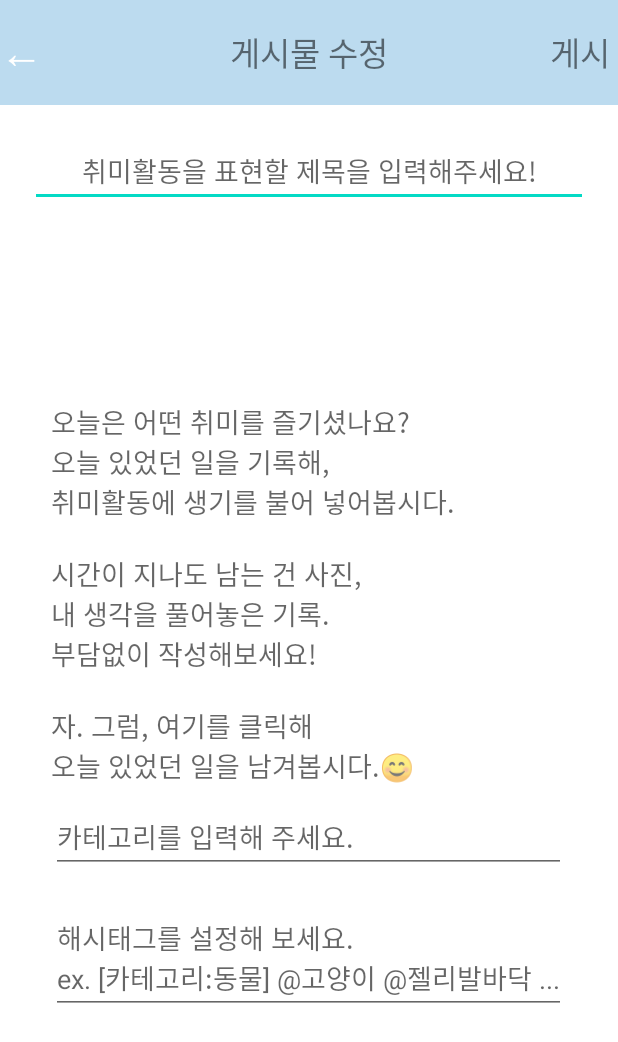
After one commit to WIS-APP-Studio/HOBBING, an Android app: the layout activity_update_post.xml on its own in the app's theme, with its tools: preview values and no code run, on a phone screen of 412 x 824 dp. The commit adds this screen. Shown: the top 1042 px of the screen. Run offline under Robolectric (Android 15) with nearby library versions, the phone set to English and light mode, and no system bars; network calls fail.

```diff
--- a/app/src/main/java/com/wisappstudio/hobbing/adapter/MyPagePostAdapter.java
+++ b/app/src/main/java/com/wisappstudio/hobbing/adapter/MyPagePostAdapter.java
@@ -1,6 +1,7 @@
 package com.wisappstudio.hobbing.adapter;
 
 import android.content.Context;
+import android.content.DialogInterface;
 import android.graphics.drawable.ShapeDrawable;
 import android.graphics.drawable.shapes.OvalShape;
 import android.util.Log;
@@ -10,7 +11,16 @@ import android.view.ViewGroup;
 import android.widget.BaseAdapter;
 import android.widget.ImageView;
 import android.widget.TextView;
+import android.widget.Toast;
 
+import androidx.appcompat.app.AlertDialog;
+
+import com.android.volley.Request;
+import com.android.volley.RequestQueue;
+import com.android.volley.Response;
+import com.android.volley.VolleyError;
+import com.android.volley.toolbox.StringRequest;
+import com.android.volley.toolbox.Volley;
 import com.bumptech.glide.Glide;
 import com.bumptech.glide.load.engine.DiskCacheStrategy;
 import com.bumptech.glide.request.RequestOptions;
@@ -18,8 +28,12 @@ import com.bumptech.glide.signature.ObjectKey;
 import com.example.hobbing.R;
 import com.wisappstudio.hobbing.data.MyPagePostData;
 
+
 import java.util.ArrayList;
+import java.util.HashMap;
+import java.util.Map;
 
+import static com.wisappstudio.hobbing.data.ServerData.POST_DELETE_URL;
 import static com.wisappstudio.hobbing.data.ServerData.POST_IMAGE_DIRECTORY;
 import static com.wisappstudio.hobbing.data.ServerData.PROFILE_IMAGE_DIRECTORY;
 
@@ -63,6 +77,49 @@ public class MyPagePostAdapter extends BaseAdapter {
         TextView category = (TextView)view.findViewById(R.id.list_my_page_post_category);
         TextView date = (TextView)view.findViewById(R.id.list_my_page_post_date);
 
+        ImageView delete = view.findViewById(R.id.list_my_page_post_delete);
+        delete.setOnClickListener(new View.OnClickListener() {
+            @Override
+            public void onClick(View v) {
+                AlertDialog.Builder builder = new AlertDialog.Builder(mContext);
+                builder.setTitle("게시물 삭제");
+                builder.setMessage("게시물을 삭제할까요?");
+                builder.setPositiveButton("삭제",
+                        new DialogInterface.OnClickListener() {
+                            public void onClick(DialogInterface dialog, int which) {
+
+                                StringRequest deletePostRequest = new StringRequest(Request.Method.POST, POST_DELETE_URL, new Response.Listener<String>() {
+                                    @Override
+                                    public void onResponse(String response) {
+                                        Toast.makeText(mContext, "게시물을 삭제했습니다.", Toast.LENGTH_SHORT).show();
+                                    }
+                                }, new Response.ErrorListener() {
+                                    @Override
+                                    public void onErrorResponse(VolleyError error) {
+                                        Log.d("MyPageErr", error.getMessage());
+                                    }
+                                }) {
+                                    @Override
+                                    protected Map<String, String> getParams() {
+                                        Map<String, String> params = new HashMap<String ,String>();
+                                        params.put("number", sample.get(position).getNumber());
+                                        return params;
+                                    }
+                                };
+
+                                RequestQueue queue = Volley.newRequestQueue(view.getContext());
+                                queue.add(deletePostRequest);
+                            }
+                        });
+                builder.setNegativeButton("취소",
+                        new DialogInterface.OnClickListener() {
+                            public void onClick(DialogInterface dialog, int which) { }
+                        });
+
+                builder.show();
+            }
+        });
+
         writer.setText(sample.get(position).getWriter());
         title.setText(sample.get(position).getTitle());
         description.setText(sample.get(position).getDescription());
@@ -75,7 +132,6 @@ public class MyPagePostAdapter extends BaseAdapter {
         ImageView image1 = (ImageView) view.findViewById(R.id.list_my_page_post_image1);
         ImageView image2 = (ImageView) view.findViewById(R.id.list_my_page_post_image2);
         ImageView image3 = (ImageView) view.findViewById(R.id.list_my_page_post_image3);
-
 
         Glide.with(mContext)
                 .load(POST_IMAGE_DIRECTORY+sample.get(position).getNumber()+"/1.jpeg")
@@ -104,10 +160,6 @@ public class MyPagePostAdapter extends BaseAdapter {
             image3.getLayoutParams().height = 0;
         }
 
-
-        /* 댓글 허용 및 공유 허용, 공개 대상에 따라 아이콘으로 표시되게끔 작업 */
-
-        Log.d("MyPagePostImage", PROFILE_IMAGE_DIRECTORY +sample.get(position).getWriter()+".png");
         Glide.with(mContext)
                 .load(PROFILE_IMAGE_DIRECTORY +sample.get(position).getWriter()+".png") // 임시로 로드
                 .apply(new RequestOptions()
--- a/app/src/main/java/com/wisappstudio/hobbing/data/ServerData.java
+++ b/app/src/main/java/com/wisappstudio/hobbing/data/ServerData.java
@@ -3,10 +3,11 @@ package com.wisappstudio.hobbing.data;
 public class ServerData {
     public static String IP = "182.228.83.7";
     public static String LOCALHOST = "192.168.219.110";
-    public static String URL = "http://"+IP+"/hobbing/";
+    public static String URL = "http://"+LOCALHOST+"/hobbing/";
     public static String SIGN_UP_URL = URL+"login/sign_up.php";
     public static String SIGN_IN_URL = URL+"login/sign_in.php";
     public static String POST_READ_URL = URL+"post/read.php";
+    public static String POST_DELETE_URL = URL+"post/delete.php";
     public static String INNER_POST_READ_URL = URL+"post/inner_read.php";
     public static String MY_PAGE_POST_READ_URL = URL+"post/my_page_read.php";
     public static String INNER_POST_IMAGE_READ_URL = URL + "post/inner_image_read.php";
--- a/app/src/main/java/com/wisappstudio/hobbing/fragment/ServicePageFragment.java
+++ b/app/src/main/java/com/wisappstudio/hobbing/fragment/ServicePageFragment.java
@@ -15,7 +15,7 @@ import com.example.hobbing.R;
 import com.wisappstudio.hobbing.activity.ProfileSettingActivity;
 
 public class ServicePageFragment extends Fragment {
-    static final String[] LIST_MENU = {"내 정보", "알림 설정", "활동 기록", "로그아웃", "탈퇴"} ;
+    static final String[] LIST_MENU = {"계정 정보 수정", "알림 설정", "활동 기록", "로그아웃", "탈퇴"} ;
 
     @Nullable
     @Override
--- /dev/null
+++ b/app/src/main/res/layout/activity_update_post.xml
@@ -0,0 +1,123 @@
+<?xml version="1.0" encoding="utf-8"?>
+<LinearLayout xmlns:android="http://schemas.android.com/apk/res/android"
+    xmlns:app="http://schemas.android.com/apk/res-auto"
+    xmlns:tools="http://schemas.android.com/tools"
+    android:layout_width="match_parent"
+    android:layout_height="match_parent"
+    android:orientation="vertical">
+
+    <LinearLayout
+        android:layout_width="match_parent"
+        android:layout_height="70dp"
+        android:background="#bcdbef"
+        android:orientation="horizontal"
+        android:gravity="center">
+
+        <TextView
+            android:id="@+id/activity_update_post_cancel"
+            android:layout_marginLeft="50dp"
+            android:layout_width="50dp"
+            android:layout_height="40dp"
+            android:text="←"
+            android:textSize="13pt"
+            android:textColor="@color/white"/>
+
+        <TextView
+            android:layout_width="match_parent"
+            android:layout_height="wrap_content"
+            android:text="게시물 수정"
+            android:gravity="center"
+            android:textSize="10pt"/>
+
+        <TextView
+            android:id="@+id/activity_update_post_upload"
+            android:layout_width="50dp"
+            android:layout_height="40dp"
+            android:layout_marginRight="50dp"
+            android:gravity="center"
+            android:text="게시"
+            android:textSize="10pt" />
+    </LinearLayout>
+
+    <LinearLayout
+        android:layout_width="match_parent"
+        android:layout_height="wrap_content"
+        android:orientation="vertical"
+        android:layout_margin="10dp">
+
+        <EditText
+            android:id="@+id/activity_update_post_title"
+            android:layout_width="match_parent"
+            android:layout_height="wrap_content"
+            android:hint="취미활동을 표현할 제목을 입력해주세요!"
+            android:layout_margin="10dp"
+            android:gravity="center"/>
+
+        <LinearLayout
+            android:layout_width="match_parent"
+            android:layout_height="wrap_content"
+            android:orientation="horizontal"
+            android:gravity="center">
+
+            <ImageView
+                android:id="@+id/activity_update_post_image1"
+                android:layout_width="100dp"
+                android:layout_height="100dp"
+                android:layout_marginLeft="10dp" />
+
+            <ImageView
+                android:id="@+id/activity_update_post_image2"
+                android:layout_width="100dp"
+                android:layout_height="100dp"
+                android:layout_marginLeft="10dp" />
+
+            <ImageView
+                android:id="@+id/activity_update_post_image3"
+                android:layout_width="100dp"
+                android:layout_height="100dp"
+                android:layout_marginLeft="10dp" />
+        </LinearLayout>
+    </LinearLayout>
+
+    <ScrollView
+        android:layout_width="wrap_content"
+        android:layout_height="wrap_content"
+        android:layout_marginLeft="10dp"
+        android:layout_gravity="center"
+        android:layout_marginRight="10dp"
+        android:layout_marginBottom="10dp">
+        <LinearLayout
+            android:layout_width="match_parent"
+            android:layout_height="wrap_content"
+            android:orientation="vertical">
+            <EditText
+                android:id="@+id/activity_update_post_description"
+                android:layout_width="match_parent"
+                android:layout_height="match_parent"
+                android:gravity="left|top"
+                android:background="@android:color/transparent"
+                android:layout_marginLeft="10dp"
+                android:layout_marginRight="10dp"
+                android:layout_marginTop="10dp"
+                android:hint="오늘은 어떤 취미를 즐기셨나요?\n오늘 있었던 일을 기록해,\n취미활동에 생기를 불어 넣어봅시다.\n\n시간이 지나도 남는 건 사진,\n내 생각을 풀어놓은 기록.\n부담없이 작성해보세요!\n\n자. 그럼, 여기를 클릭해\n오늘 있었던 일을 남겨봅시다.😊 "/>
+            <EditText
+                android:id="@+id/activity_update_post_category"
+                android:layout_marginTop="10dp"
+                android:layout_marginLeft="10dp"
+                android:layout_marginRight="10dp"
+                android:layout_marginBottom="10dp"
+                android:layout_width="match_parent"
+                android:layout_height="wrap_content"
+                android:hint="카테고리를 입력해 주세요."/>
+            <EditText
+                android:id="@+id/activity_update_post_hashtag"
+                android:layout_marginTop="10dp"
+                android:layout_marginLeft="10dp"
+                android:layout_marginRight="10dp"
+                android:layout_marginBottom="10dp"
+                android:layout_width="match_parent"
+                android:layout_height="wrap_content"
+                android:hint="해시태그를 설정해 보세요.\nex. [카테고리:동물] @고양이 @젤리발바닥 ..."/>
+        </LinearLayout>
+    </ScrollView>
+</LinearLayout>
--- a/app/src/main/res/layout/list_my_page_post.xml
+++ b/app/src/main/res/layout/list_my_page_post.xml
@@ -54,17 +54,27 @@
                 android:layout_height="wrap_content"
                 android:orientation="horizontal">
 
-
                 <TextView
                     android:id="@+id/list_my_page_title"
-                    android:layout_width="match_parent"
+                    android:layout_width="250dp"
                     android:layout_height="wrap_content"
                     android:layout_marginRight="5dp"
                     android:padding="5dp"
                     android:text="마이 페이지 주인의 게시물 제목입니다."
                     android:textStyle="bold" />
+
+                <LinearLayout
+                    android:layout_width="match_parent"
+                    android:layout_height="wrap_content"
+                    android:gravity="right">
+                    <ImageView
+                        android:id="@+id/list_my_page_post_delete"
+                        android:layout_width="30dp"
+                        android:layout_height="30dp"
+                        android:padding="2dp"
+                        android:src="@drawable/delete"/>
+                </LinearLayout>
             </LinearLayout>
-
             <LinearLayout
                 android:layout_width="wrap_content"
                 android:layout_height="wrap_content"
```
Also changed, not shown: app/src/main/res/drawable/delete.png (added).
